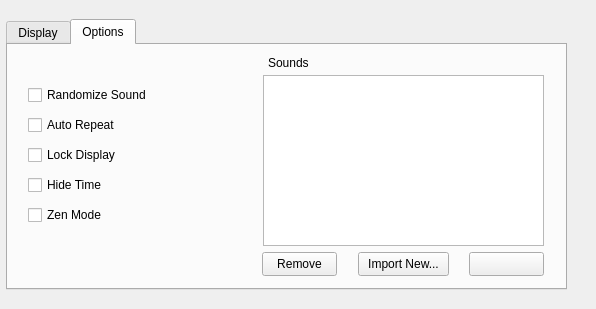
Before: the Qt Designer form main_window.ui in ChrisFelt/TIMED_CHIMES, drawn with Qt 5.
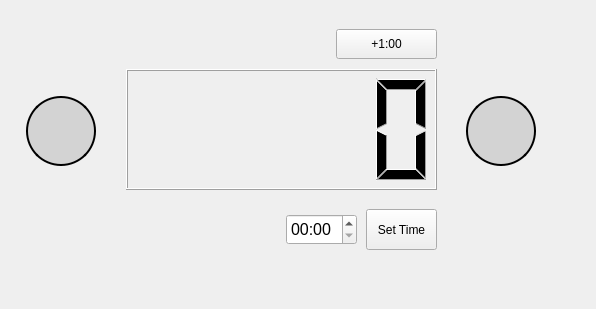
After: the same form once the commit is applied. Icons and pictures are not drawn.

Commit message: separated settings widget from main window

```diff
--- a/main_window.ui
+++ b/main_window.ui
@@ -13,7 +13,7 @@
   <property name="windowTitle">
    <string>Form</string>
   </property>
-  <widget class="QTabWidget" name="main_window">
+  <widget class="QStackedWidget" name="main_window">
    <property name="geometry">
     <rect>
      <x>6</x>
@@ -25,13 +25,7 @@
    <property name="toolTip">
     <string/>
    </property>
-   <property name="currentIndex">
-    <number>1</number>
-   </property>
-   <widget class="QWidget" name="display_tab">
-    <attribute name="title">
-     <string>Display</string>
-    </attribute>
+   <widget class="QWidget" name="main_windowPage1" native="true">
     <widget class="QLCDNumber" name="timer_lcd_screen">
      <property name="geometry">
       <rect>
@@ -207,161 +201,6 @@
      </property>
     </widget>
    </widget>
-   <widget class="QWidget" name="options_tab">
-    <attribute name="title">
-     <string>Options</string>
-    </attribute>
-    <widget class="QListWidget" name="listWidget">
-     <property name="geometry">
-      <rect>
-       <x>255</x>
-       <y>30</y>
-       <width>281</width>
-       <height>171</height>
-      </rect>
-     </property>
-    </widget>
-    <widget class="QLabel" name="label">
-     <property name="geometry">
-      <rect>
-       <x>260</x>
-       <y>10</y>
-       <width>49</width>
-       <height>16</height>
-      </rect>
-     </property>
-     <property name="text">
-      <string>Sounds</string>
-     </property>
-    </widget>
-    <widget class="QPushButton" name="play_list_button">
-     <property name="geometry">
-      <rect>
-       <x>461</x>
-       <y>207</y>
-       <width>75</width>
-       <height>24</height>
-      </rect>
-     </property>
-     <property name="text">
-      <string/>
-     </property>
-     <property name="icon">
-      <iconset resource="resource.qrc">
-       <normaloff>:/images/play.png</normaloff>
-       <normalon>:/images/stop.png</normalon>:/images/play.png</iconset>
-     </property>
-     <property name="checkable">
-      <bool>true</bool>
-     </property>
-    </widget>
-    <widget class="QPushButton" name="remove_sound_button">
-     <property name="geometry">
-      <rect>
-       <x>254</x>
-       <y>207</y>
-       <width>75</width>
-       <height>24</height>
-      </rect>
-     </property>
-     <property name="text">
-      <string>Remove</string>
-     </property>
-    </widget>
-    <widget class="QPushButton" name="import_sound_button">
-     <property name="geometry">
-      <rect>
-       <x>350</x>
-       <y>207</y>
-       <width>91</width>
-       <height>24</height>
-      </rect>
-     </property>
-     <property name="text">
-      <string>Import New...</string>
-     </property>
-    </widget>
-    <widget class="QCheckBox" name="randomize_sound">
-     <property name="geometry">
-      <rect>
-       <x>20</x>
-       <y>40</y>
-       <width>121</width>
-       <height>20</height>
-      </rect>
-     </property>
-     <property name="toolTip">
-      <string extracomment="A random sound is played each time the timer goes off."/>
-     </property>
-     <property name="text">
-      <string>Randomize Sound</string>
-     </property>
-    </widget>
-    <widget class="QCheckBox" name="auto_repeat_sound">
-     <property name="geometry">
-      <rect>
-       <x>20</x>
-       <y>70</y>
-       <width>121</width>
-       <height>20</height>
-      </rect>
-     </property>
-     <property name="toolTip">
-      <string extracomment="Timer is restarted automatically when it completes."/>
-     </property>
-     <property name="text">
-      <string>Auto Repeat</string>
-     </property>
-    </widget>
-    <widget class="QCheckBox" name="lock_display">
-     <property name="geometry">
-      <rect>
-       <x>20</x>
-       <y>100</y>
-       <width>121</width>
-       <height>20</height>
-      </rect>
-     </property>
-     <property name="toolTip">
-      <string extracomment="Locks all display buttons besides the play/pause button."/>
-     </property>
-     <property name="text">
-      <string>Lock Display</string>
-     </property>
-    </widget>
-    <widget class="QCheckBox" name="zen_mode">
-     <property name="geometry">
-      <rect>
-       <x>20</x>
-       <y>160</y>
-       <width>121</width>
-       <height>20</height>
-      </rect>
-     </property>
-     <property name="toolTip">
-      <string extracomment="Timer automatically set to repeat every 20 minutes."/>
-     </property>
-     <property name="text">
-      <string>Zen Mode</string>
-     </property>
-    </widget>
-    <widget class="QCheckBox" name="hide_time">
-     <property name="geometry">
-      <rect>
-       <x>20</x>
-       <y>130</y>
-       <width>121</width>
-       <height>20</height>
-      </rect>
-     </property>
-     <property name="toolTip">
-      <string extracomment="Hides display time."/>
-     </property>
-     <property name="text">
-      <string>Hide Time</string>
-     </property>
-    </widget>
-   </widget>
   </widget>
  </widget>
  <resources>
```
The commit also changes 4 other files.
